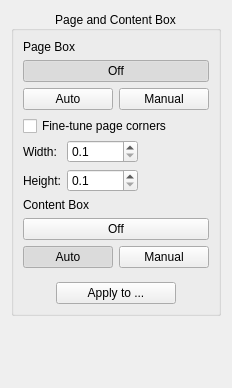
First picture: the form in src/core/filters/select_content/OptionsWidget.ui, repository 2ndmax/scantailor-ocr, before the edit.
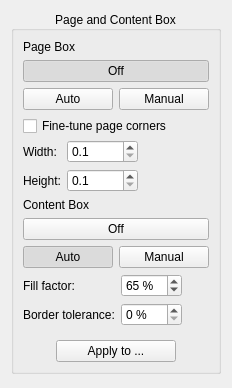
Second picture: the form after the edit. Custom widgets are drawn as their Qt base class.

Commit message: Select Content: fill factor and border tolerance for content detection

What changed in the file:
```diff
--- a/src/core/filters/select_content/OptionsWidget.ui
+++ b/src/core/filters/select_content/OptionsWidget.ui
@@ -287,6 +287,108 @@
            </property>
           </widget>
          </item>
+         <item row="3" column="0" colspan="2">
+          <widget class="QWidget" name="contentDetectOptions" native="true">
+           <layout class="QHBoxLayout" name="contentDetectOptionsLayout">
+            <property name="leftMargin">
+             <number>0</number>
+            </property>
+            <property name="topMargin">
+             <number>0</number>
+            </property>
+            <property name="rightMargin">
+             <number>0</number>
+            </property>
+            <property name="bottomMargin">
+             <number>0</number>
+            </property>
+            <item>
+             <layout class="QGridLayout" name="contentDetectOptionsGrid">
+              <item row="0" column="0">
+               <widget class="QLabel" name="fillFactorLabel">
+                <property name="toolTip">
+                 <string>The highest share of black pixels a line may have to count as text. Raise it for art books and photo pages: above 85 %, shadows are kept and pictures count as content; from 95 % on, the whole page box is the content box.</string>
+                </property>
+                <property name="text">
+                 <string>Fill factor:</string>
+                </property>
+               </widget>
+              </item>
+              <item row="0" column="1">
+               <widget class="QSpinBox" name="fillFactorSpinBox">
+                <property name="toolTip">
+                 <string>The highest share of black pixels a line may have to count as text. Raise it for art books and photo pages: above 85 %, shadows are kept and pictures count as content; from 95 % on, the whole page box is the content box.</string>
+                </property>
+                <property name="keyboardTracking">
+                 <bool>false</bool>
+                </property>
+                <property name="suffix">
+                 <string> %</string>
+                </property>
+                <property name="minimum">
+                 <number>30</number>
+                </property>
+                <property name="maximum">
+                 <number>100</number>
+                </property>
+                <property name="singleStep">
+                 <number>1</number>
+                </property>
+                <property name="value">
+                 <number>65</number>
+                </property>
+               </widget>
+              </item>
+              <item row="1" column="0">
+               <widget class="QLabel" name="borderToleranceLabel">
+                <property name="toolTip">
+                 <string>How much of the content touching the image border is kept. At 0 %, it is removed as before (scanner edges, shadows); raise it for pictures that reach the edge of the page.</string>
+                </property>
+                <property name="text">
+                 <string>Border tolerance:</string>
+                </property>
+               </widget>
+              </item>
+              <item row="1" column="1">
+               <widget class="QSpinBox" name="borderToleranceSpinBox">
+                <property name="toolTip">
+                 <string>How much of the content touching the image border is kept. At 0 %, it is removed as before (scanner edges, shadows); raise it for pictures that reach the edge of the page.</string>
+                </property>
+                <property name="keyboardTracking">
+                 <bool>false</bool>
+                </property>
+                <property name="suffix">
+                 <string> %</string>
+                </property>
+                <property name="minimum">
+                 <number>0</number>
+                </property>
+                <property name="maximum">
+                 <number>100</number>
+                </property>
+                <property name="singleStep">
+                 <number>1</number>
+                </property>
+               </widget>
+              </item>
+             </layout>
+            </item>
+            <item>
+             <spacer name="contentDetectOptionsSpacer">
+              <property name="orientation">
+               <enum>Qt::Horizontal</enum>
+              </property>
+              <property name="sizeHint" stdset="0">
+               <size>
+                <width>1</width>
+                <height>1</height>
+               </size>
+              </property>
+             </spacer>
+            </item>
+           </layout>
+          </widget>
+         </item>
         </layout>
        </widget>
       </item>
```
Left out of the diff: 2 changed lines with no effect on the pictures. The commit also changes 27 other files.
